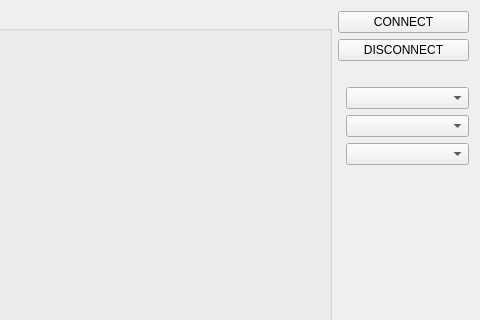
Above: src/ui/configuration/terminalconsole.ui from tolya-st/qgroundcontrol before the change; both pictures show x 409 to 889 and y 0 to 320 of the 889 by 531 pixel window. Below: the same form after it.
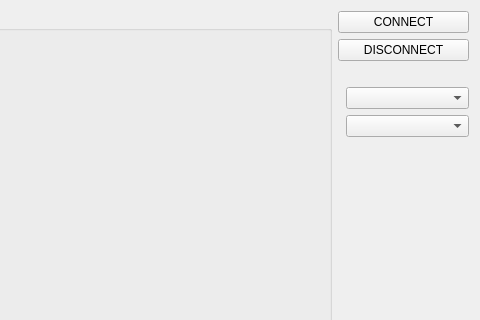
That is the form after the change.

```diff
--- a/src/ui/configuration/terminalconsole.ui
+++ b/src/ui/configuration/terminalconsole.ui
@@ -125,22 +125,6 @@
        </property>
       </widget>
      </item>
-     <item alignment="Qt::AlignRight">
-      <widget class="QComboBox" name="consoleModeBox">
-       <property name="sizePolicy">
-        <sizepolicy hsizetype="Minimum" vsizetype="Fixed">
-         <horstretch>0</horstretch>
-         <verstretch>0</verstretch>
-        </sizepolicy>
-       </property>
-       <property name="minimumSize">
-        <size>
-         <width>123</width>
-         <height>0</height>
-        </size>
-       </property>
-      </widget>
-     </item>
      <item>
       <spacer name="verticalSpacer">
        <property name="orientation">
```
